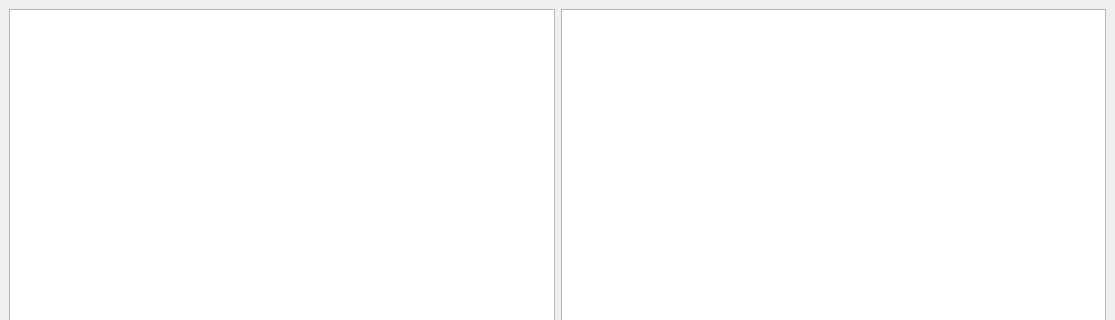
Stepdan/GammaTech, file src/ui/MainWindow.ui: the form before one commit; both pictures show x 0 to 1115 and y 0 to 320 of the 1115 by 852 pixel window.
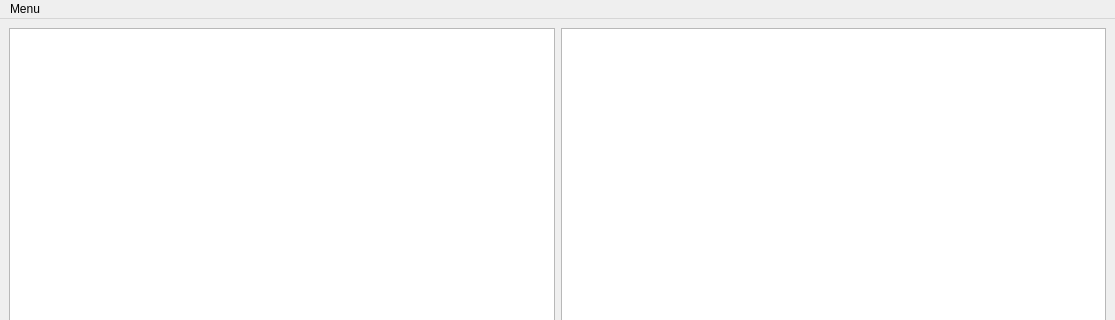
The form after the commit. Custom widgets are drawn as their Qt base class.

Commit message: Menu actions

The edit to the form file:
```diff
--- a/src/ui/MainWindow.ui
+++ b/src/ui/MainWindow.ui
@@ -42,6 +42,16 @@
      <height>33</height>
     </rect>
    </property>
+   <widget class="QMenu" name="menu">
+    <property name="title">
+     <string>Menu</string>
+    </property>
+    <addaction name="separator"/>
+    <addaction name="actionShapes"/>
+    <addaction name="actionTable"/>
+    <addaction name="actionBoth"/>
+   </widget>
+   <addaction name="menu"/>
   </widget>
   <widget class="QStatusBar" name="statusbar"/>
  </widget>
```
Left out of the diff: 15 changed lines with no effect on the pictures. The commit also changes 5 other files.
